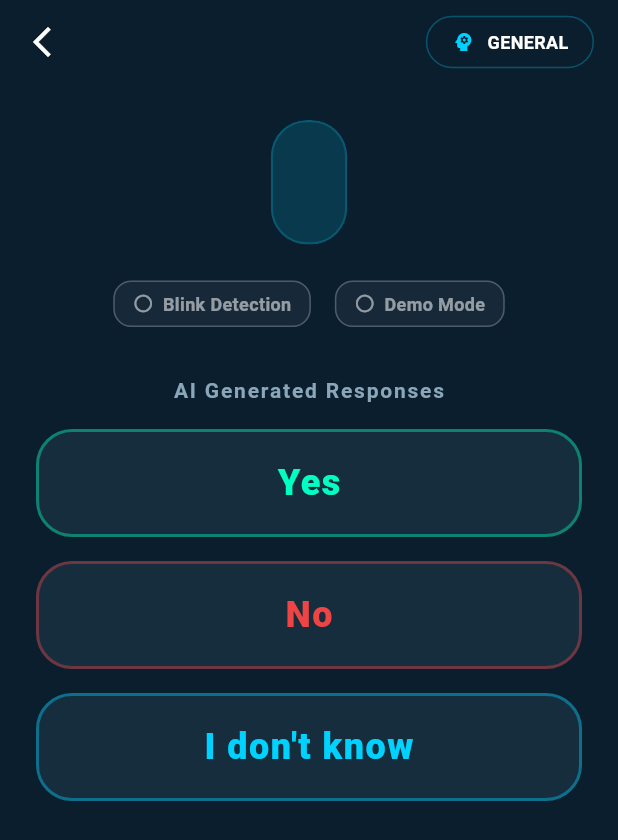
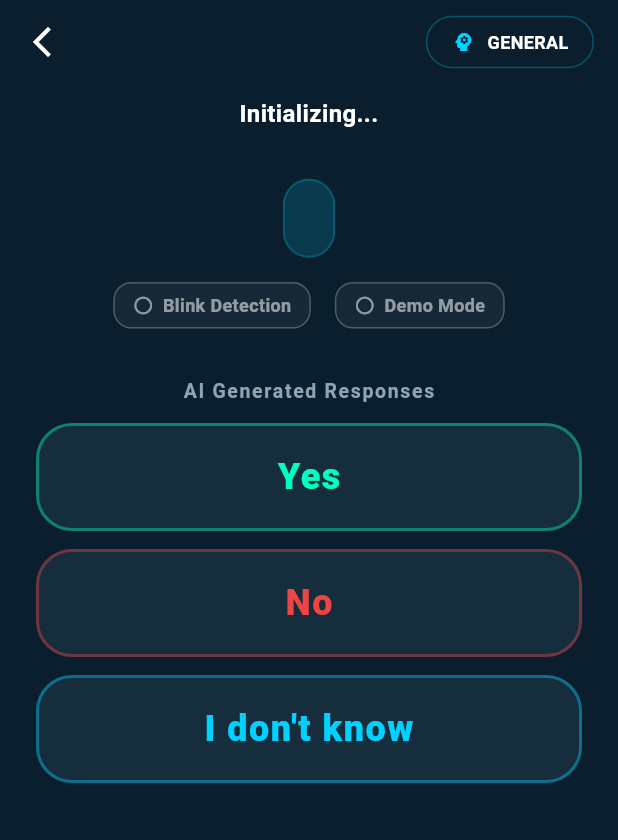
Before and after one commit to Imankit-web/EchoMind-_Ai, a Flutter app: the ResponseSelectionScreen screen opened directly with empty values, after a tap on "Blink Detection", on a phone screen of 412 x 824 dp. Shown: the top 840 px of the screen. Run offline on Flutter 3.47's test engine with Material 3 defaults, Android fonts, the light colour scheme and no system bars; our stand-ins replace camera, flutter_tts, permission_handler, shared_preferences, speech_to_text; missing offline and left inert: google_mlkit_face_detection; accounts and stored records are empty.

Commit message:
Added little polish in the UI

```diff
--- a/lib/main.dart
+++ b/lib/main.dart
@@ -179,8 +179,16 @@ class GlassCard extends StatelessWidget {
   final double blur;
   final double opacity;
   final Color color;
+  final EdgeInsets? padding;
 
-  const GlassCard({super.key, required this.child, this.blur = 10, this.opacity = 0.1, this.color = Colors.white});
+  const GlassCard({
+    super.key,
+    required this.child,
+    this.blur = 10,
+    this.opacity = 0.1,
+    this.color = Colors.white,
+    this.padding,
+  });
 
   @override
   Widget build(BuildContext context) {
@@ -189,7 +197,7 @@ class GlassCard extends StatelessWidget {
       child: BackdropFilter(
         filter: ImageFilter.blur(sigmaX: blur, sigmaY: blur),
         child: Container(
-          padding: const EdgeInsets.all(24),
+          padding: padding ?? const EdgeInsets.all(24),
           decoration: BoxDecoration(
             color: color.withValues(alpha: opacity),
             borderRadius: BorderRadius.circular(24),
@@ -595,8 +603,17 @@ class _SettingsScreenState extends State<SettingsScreen> {
             const Spacer(),
             SizedBox(
               width: double.infinity,
-              height: 54,
-              child: ElevatedButton(onPressed: () => Navigator.pop(context), style: ElevatedButton.styleFrom(backgroundColor: const Color(0xFF00D2FF)), child: const Text("Save and Exit")),
+              height: 56,
+              child: ElevatedButton(
+                onPressed: () => Navigator.pop(context),
+                style: ElevatedButton.styleFrom(
+                  backgroundColor: const Color(0xFF00D2FF),
+                  foregroundColor: const Color(0xFF162D3D),
+                  shape: RoundedRectangleBorder(borderRadius: BorderRadius.circular(16)),
+                  elevation: 4,
+                ),
+                child: const Text("Save Settings", style: TextStyle(fontSize: 18, fontWeight: FontWeight.bold)),
+              ),
             )
           ],
         ),
@@ -829,7 +846,7 @@ class _ResponseSelectionScreenState extends State<ResponseSelectionScreen> {
           children: [
             if (_useBlink)
               Container(
-                height: MediaQuery.of(context).size.height * 0.40,
+                height: MediaQuery.of(context).size.height * 0.35,
                 width: double.infinity,
                 color: Colors.black,
                 child: Stack(
@@ -863,10 +880,10 @@ class _ResponseSelectionScreenState extends State<ResponseSelectionScreen> {
                       ),
                     ),
                     Align(
-                      alignment: Alignment.center,
+                      alignment: Alignment.bottomCenter,
                       child: Padding(
-                        padding: const EdgeInsets.only(top: 320),
-                        child: Text(_blinkStatus, style: TextStyle(color: _blinkStatus == "Face Detected" || _blinkStatus == "Blink Detected" ? const Color(0xFF00FFC2) : Colors.white, fontSize: 18, fontWeight: FontWeight.bold, backgroundColor: Colors.black54)),
+                        padding: const EdgeInsets.only(bottom: 12),
+                        child: Text("Focus on camera", style: TextStyle(color: Colors.white.withValues(alpha: 0.5), fontSize: 12)),
                       ),
                     ),
                     if (_pulse)
@@ -878,32 +895,56 @@ class _ResponseSelectionScreenState extends State<ResponseSelectionScreen> {
                   ],
                 ),
               ),
+            // 0. Face Status
+            Padding(
+              padding: const EdgeInsets.symmetric(vertical: 8),
+              child: Text(
+                _blinkStatus,
+                textAlign: TextAlign.center,
+                style: TextStyle(
+                  color: _blinkStatus == "Face Detected" || _blinkStatus == "Blink Detected" ? const Color(0xFF00FFC2) : Colors.white,
+                  fontSize: 16,
+                  fontWeight: FontWeight.bold
+                )
+              ),
+            ),
             Expanded(
               child: SingleChildScrollView(
                 padding: const EdgeInsets.all(24.0),
                 child: Column(
                   children: [
                     // 1. Question Card
-                    GlassCard(
+                    ConstrainedBox(
+                      constraints: BoxConstraints(maxHeight: MediaQuery.of(context).size.height * 0.25),
+                      child: GlassCard(
+                        padding: const EdgeInsets.symmetric(horizontal: 16, vertical: 12),
                         blur: 20, opacity: 0.15, color: const Color(0xFF00D2FF),
                         child: Column(
+                          mainAxisSize: MainAxisSize.min,
                           children: [
-                          Text(widget.question, textAlign: TextAlign.center, style: const TextStyle(fontSize: 26, fontWeight: FontWeight.w900, color: Colors.white, height: 1.2)),
+                            Text(
+                              widget.question,
+                              textAlign: TextAlign.center,
+                              maxLines: 3,
+                              overflow: TextOverflow.ellipsis,
+                              style: const TextStyle(fontSize: 22, fontWeight: FontWeight.bold, color: Colors.white, height: 1.2)
+                            ),
                             if (_isSpeaking) ...[
-                            const SizedBox(height: 16),
+                              const SizedBox(height: 8),
                               const Row(
                                 mainAxisAlignment: MainAxisAlignment.center,
                                 children: [
-                                Icon(Icons.volume_up, color: Color(0xFF00FFC2), size: 16),
+                                  Icon(Icons.volume_up, color: Color(0xFF00FFC2), size: 14),
                                   SizedBox(width: 8),
-                                Text("Speaking...", style: TextStyle(color: Color(0xFF00FFC2), fontSize: 13, fontWeight: FontWeight.bold)),
+                                  Text("Speaking...", style: TextStyle(color: Color(0xFF00FFC2), fontSize: 12, fontWeight: FontWeight.bold)),
                                 ],
                               ),
                             ],
                           ],
                         ),
                       ),
-                    const SizedBox(height: 24),
+                    ),
+                    const SizedBox(height: 16),
 
                     // 2. Selected Answer (if any)
                     if (_selectedAnswer.isNotEmpty)
@@ -947,27 +988,31 @@ class _ResponseSelectionScreenState extends State<ResponseSelectionScreen> {
                     if (_isAILoading)
                       const Column(children: [
                         CircularProgressIndicator(color: Color(0xFF00D2FF)),
-                        const SizedBox(height: 16),
-                        Text("Analyzing question...", style: TextStyle(color: Color(0xFF00D2FF), letterSpacing: 2, fontSize: 13, fontWeight: FontWeight.bold)),
+                        const SizedBox(height: 12),
+                        Text("Analyzing question...", style: TextStyle(color: Color(0xFF00D2FF), letterSpacing: 2, fontSize: 12, fontWeight: FontWeight.bold)),
                       ])
                     else ...[
-                      const Text("AI Generated Responses", style: TextStyle(color: Color(0xFF8BA6B8), fontSize: 14, fontWeight: FontWeight.bold, letterSpacing: 1.2)),
-                      const SizedBox(height: 16),
+                      const Text("AI Generated Responses", style: TextStyle(color: Color(0xFF8BA6B8), fontSize: 13, fontWeight: FontWeight.bold, letterSpacing: 1.1)),
+                      const SizedBox(height: 12),
                       AnimatedOpacity(
                         duration: const Duration(milliseconds: 400),
                         opacity: _selectedAnswer.isNotEmpty ? 0.0 : 1.0,
                         child: IgnorePointer(
                           ignoring: _selectedAnswer.isNotEmpty,
-                          child: Column(
-                            children: _options.map((opt) => Padding(
-                              padding: const EdgeInsets.only(bottom: 16),
-                              child: _ResponseButton(
+                          child: ListView.separated(
+                            shrinkWrap: true,
+                            physics: const NeverScrollableScrollPhysics(),
+                            itemCount: _options.length,
+                            separatorBuilder: (context, index) => const SizedBox(height: 12),
+                            itemBuilder: (context, index) {
+                              final opt = _options[index];
+                              return _ResponseButton(
                                 label: translations[opt]?[_currentLanguage] ?? opt,
                                 color: _getOptionColor(opt),
                                 onPressed: () => _speak(opt),
                                 isSelected: _selectedAnswer == (translations[opt]?[_currentLanguage] ?? opt),
-                              ),
-                            )).toList(),
+                              );
+                            },
                           ),
                         ),
                       ),
```
Lines whose indentation alone changed are shown as unchanged.
